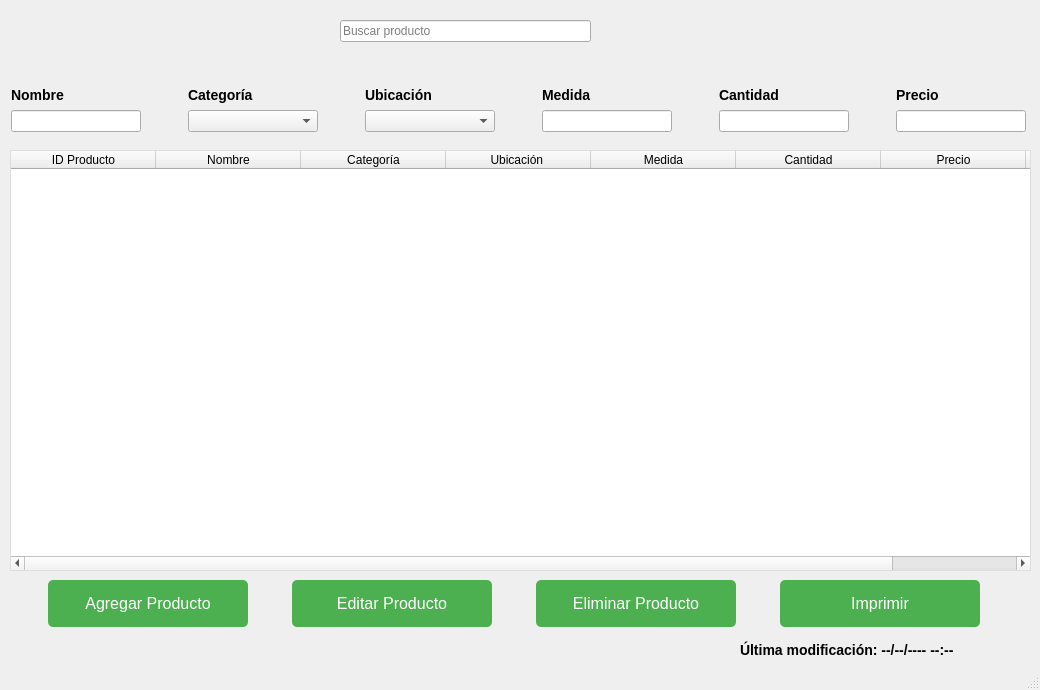
First picture: the form in ui/designer/productos.ui, repository FranciscoAntonelli/vivero-app, before the edit.
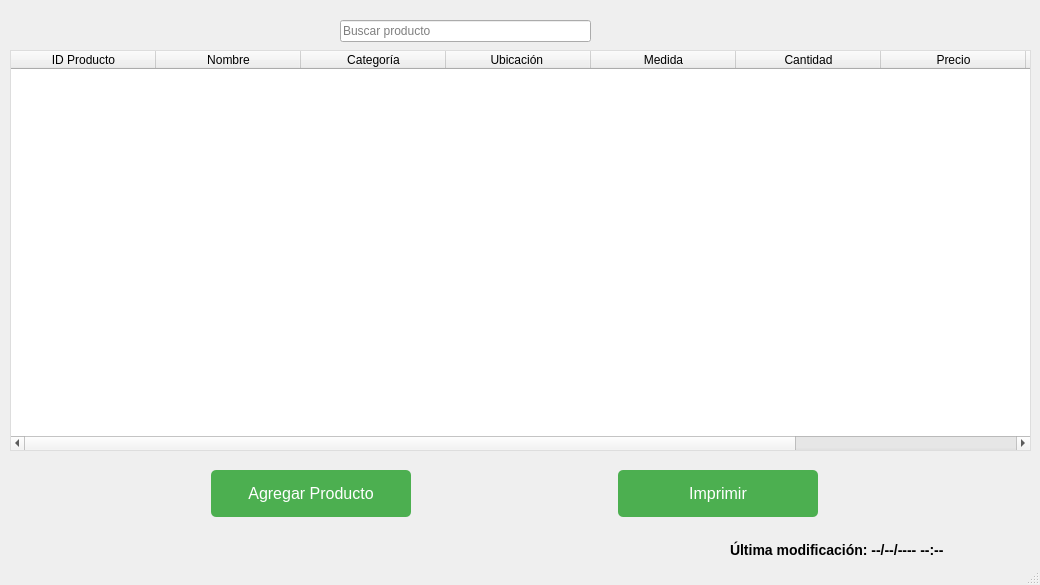
Second picture: the form after the edit.

Patch:
```diff
--- a/ui/designer/productos.ui
+++ b/ui/designer/productos.ui
@@ -7,7 +7,7 @@
     <x>0</x>
     <y>0</y>
     <width>1040</width>
-    <height>690</height>
+    <height>585</height>
    </rect>
   </property>
   <property name="windowTitle">
@@ -31,202 +31,6 @@
 }</string>
   </property>
   <widget class="QWidget" name="centralwidget">
-   <widget class="QWidget" name="widget" native="true">
-    <property name="geometry">
-     <rect>
-      <x>-30</x>
-      <y>70</y>
-      <width>1101</width>
-      <height>67</height>
-     </rect>
-    </property>
-    <layout class="QGridLayout" name="gridLayout">
-     <property name="topMargin">
-      <number>15</number>
-     </property>
-     <property name="bottomMargin">
-      <number>5</number>
-     </property>
-     <item row="2" column="3">
-      <widget class="QLineEdit" name="inputMedida">
-       <property name="minimumSize">
-        <size>
-         <width>130</width>
-         <height>0</height>
-        </size>
-       </property>
-       <property name="maximumSize">
-        <size>
-         <width>130</width>
-         <height>16777215</height>
-        </size>
-       </property>
-      </widget>
-     </item>
-     <item row="2" column="4">
-      <widget class="QLineEdit" name="inputCantidad">
-       <property name="minimumSize">
-        <size>
-         <width>130</width>
-         <height>0</height>
-        </size>
-       </property>
-       <property name="maximumSize">
-        <size>
-         <width>130</width>
-         <height>16777215</height>
-        </size>
-       </property>
-      </widget>
-     </item>
-     <item row="2" column="5">
-      <widget class="QLineEdit" name="inputPrecio">
-       <property name="minimumSize">
-        <size>
-         <width>130</width>
-         <height>0</height>
-        </size>
-       </property>
-       <property name="maximumSize">
-        <size>
-         <width>130</width>
-         <height>16777215</height>
-        </size>
-       </property>
-      </widget>
-     </item>
-     <item row="2" column="2">
-      <widget class="QComboBox" name="inputUbicacion">
-       <property name="minimumSize">
-        <size>
-         <width>130</width>
-         <height>0</height>
-        </size>
-       </property>
-       <property name="maximumSize">
-        <size>
-         <width>130</width>
-         <height>16777215</height>
-        </size>
-       </property>
-       <item>
-        <property name="text">
-         <string/>
-        </property>
-       </item>
-       <item>
-        <property name="text">
-         <string>Exterior</string>
-        </property>
-       </item>
-       <item>
-        <property name="text">
-         <string>Interior</string>
-        </property>
-       </item>
-       <item>
-        <property name="text">
-         <string>Ambos</string>
-        </property>
-       </item>
-      </widget>
-     </item>
-     <item row="2" column="0">
-      <widget class="QLineEdit" name="inputNombre">
-       <property name="minimumSize">
-        <size>
-         <width>130</width>
-         <height>0</height>
-        </size>
-       </property>
-       <property name="maximumSize">
-        <size>
-         <width>130</width>
-         <height>16777215</height>
-        </size>
-       </property>
-      </widget>
-     </item>
-     <item row="2" column="1">
-      <widget class="QComboBox" name="inputCategoria">
-       <property name="minimumSize">
-        <size>
-         <width>130</width>
-         <height>0</height>
-        </size>
-       </property>
-       <property name="maximumSize">
-        <size>
-         <width>130</width>
-         <height>16777215</height>
-        </size>
-       </property>
-       <item>
-        <property name="text">
-         <string/>
-        </property>
-       </item>
-       <item>
-        <property name="text">
-         <string>Planta</string>
-        </property>
-       </item>
-       <item>
-        <property name="text">
-         <string>Maceta</string>
-        </property>
-       </item>
-       <item>
-        <property name="text">
-         <string>Tierra</string>
-        </property>
-       </item>
-      </widget>
-     </item>
-     <item row="1" column="0">
-      <widget class="QLabel" name="label">
-       <property name="text">
-        <string>Nombre</string>
-       </property>
-      </widget>
-     </item>
-     <item row="1" column="1">
-      <widget class="QLabel" name="label_2">
-       <property name="text">
-        <string>Categoría</string>
-       </property>
-      </widget>
-     </item>
-     <item row="1" column="2">
-      <widget class="QLabel" name="label_3">
-       <property name="text">
-        <string>Ubicación</string>
-       </property>
-      </widget>
-     </item>
-     <item row="1" column="3">
-      <widget class="QLabel" name="label_6">
-       <property name="text">
-        <string>Medida</string>
-       </property>
-      </widget>
-     </item>
-     <item row="1" column="4">
-      <widget class="QLabel" name="label_4">
-       <property name="text">
-        <string>Cantidad</string>
-       </property>
-      </widget>
-     </item>
-     <item row="1" column="5">
-      <widget class="QLabel" name="label_5">
-       <property name="text">
-        <string>Precio</string>
-       </property>
-      </widget>
-     </item>
-    </layout>
-   </widget>
    <widget class="QWidget" name="widget_2" native="true">
     <property name="geometry">
      <rect>
@@ -236,94 +40,6 @@
       <height>67</height>
      </rect>
     </property>
-    <widget class="QWidget" name="layoutWidget">
-     <property name="geometry">
-      <rect>
-       <x>0</x>
-       <y>10</y>
-       <width>1011</width>
-       <height>47</height>
-      </rect>
-     </property>
-     <layout class="QHBoxLayout" name="horizontalLayout">
-      <item>
-       <widget class="QPushButton" name="btnAgregar">
-        <property name="minimumSize">
-         <size>
-          <width>100</width>
-          <height>30</height>
-         </size>
-        </property>
-        <property name="maximumSize">
-         <size>
-          <width>200</width>
-          <height>49</height>
-         </size>
-        </property>
-        <property name="text">
-         <string>Agregar Producto</string>
-        </property>
-       </widget>
-      </item>
-      <item>
-       <widget class="QPushButton" name="btnEditar">
-        <property name="minimumSize">
-         <size>
-          <width>100</width>
-          <height>30</height>
-         </size>
-        </property>
-        <property name="maximumSize">
-         <size>
-          <width>200</width>
-          <height>49</height>
-         </size>
-        </property>
-        <property name="text">
-         <string>Editar Producto</string>
-        </property>
-       </widget>
-      </item>
-      <item>
-       <widget class="QPushButton" name="btnEliminar">
-        <property name="minimumSize">
-         <size>
-          <width>100</width>
-          <height>30</height>
-         </size>
-        </property>
-        <property name="maximumSize">
-         <size>
-          <width>200</width>
-          <height>49</height>
-         </size>
-        </property>
-        <property name="text">
-         <string>Eliminar Producto</string>
-        </property>
-       </widget>
-      </item>
-      <item>
-       <widget class="QPushButton" name="btnImprimir">
-        <property name="minimumSize">
-         <size>
-          <width>100</width>
-          <height>30</height>
-         </size>
-        </property>
-        <property name="maximumSize">
-         <size>
-          <width>200</width>
-          <height>49</height>
-         </size>
-        </property>
-        <property name="text">
-         <string>Imprimir</string>
-        </property>
-       </widget>
-      </item>
-     </layout>
-    </widget>
    </widget>
    <widget class="QLineEdit" name="buscarProducto">
     <property name="geometry">
@@ -342,9 +58,9 @@
     <property name="geometry">
      <rect>
       <x>10</x>
-      <y>150</y>
+      <y>50</y>
       <width>1021</width>
-      <height>421</height>
+      <height>401</height>
      </rect>
     </property>
     <layout class="QVBoxLayout" name="verticalLayout">
@@ -363,7 +79,7 @@
         </size>
        </property>
        <property name="columnCount">
-        <number>8</number>
+        <number>9</number>
        </property>
        <attribute name="horizontalHeaderDefaultSectionSize">
         <number>145</number>
@@ -408,6 +124,11 @@
          <string>Total</string>
         </property>
        </column>
+       <column>
+        <property name="text">
+         <string>Acciones</string>
+        </property>
+       </column>
       </widget>
      </item>
     </layout>
@@ -415,8 +136,8 @@
    <widget class="QLabel" name="lbl_ultima_modificacion">
     <property name="geometry">
      <rect>
-      <x>740</x>
-      <y>640</y>
+      <x>730</x>
+      <y>540</y>
       <width>281</width>
       <height>20</height>
      </rect>
@@ -425,6 +146,56 @@
      <string>Última modificación: --/--/---- --:--</string>
     </property>
    </widget>
+   <widget class="QWidget" name="layoutWidget">
+    <property name="geometry">
+     <rect>
+      <x>10</x>
+      <y>470</y>
+      <width>1011</width>
+      <height>47</height>
+     </rect>
+    </property>
+    <layout class="QHBoxLayout" name="horizontalLayout">
+     <item>
+      <widget class="QPushButton" name="btnAgregar">
+       <property name="minimumSize">
+        <size>
+         <width>100</width>
+         <height>30</height>
+        </size>
+       </property>
+       <property name="maximumSize">
+        <size>
+         <width>200</width>
+         <height>49</height>
+        </size>
+       </property>
+       <property name="text">
+        <string>Agregar Producto</string>
+       </property>
+      </widget>
+     </item>
+     <item>
+      <widget class="QPushButton" name="btnImprimir">
+       <property name="minimumSize">
+        <size>
+         <width>100</width>
+         <height>30</height>
+        </size>
+       </property>
+       <property name="maximumSize">
+        <size>
+         <width>200</width>
+         <height>49</height>
+        </size>
+       </property>
+       <property name="text">
+        <string>Imprimir</string>
+       </property>
+      </widget>
+     </item>
+    </layout>
+   </widget>
   </widget>
   <widget class="QMenuBar" name="menubar">
    <property name="geometry">
```
